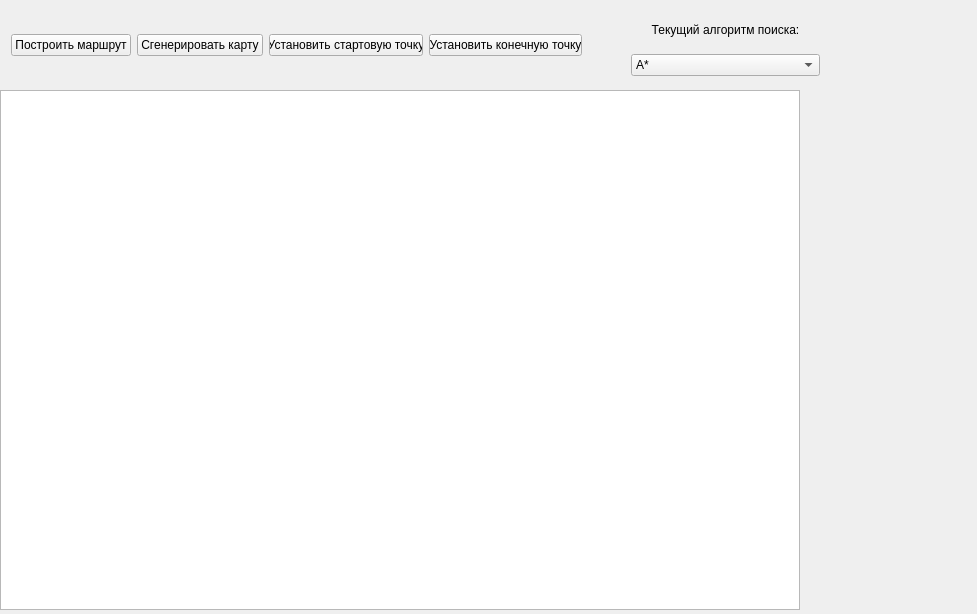
Qt form Labs_4_sem/Dekstra.ui (SkiStalker/Labs_4_sem) before a commit.
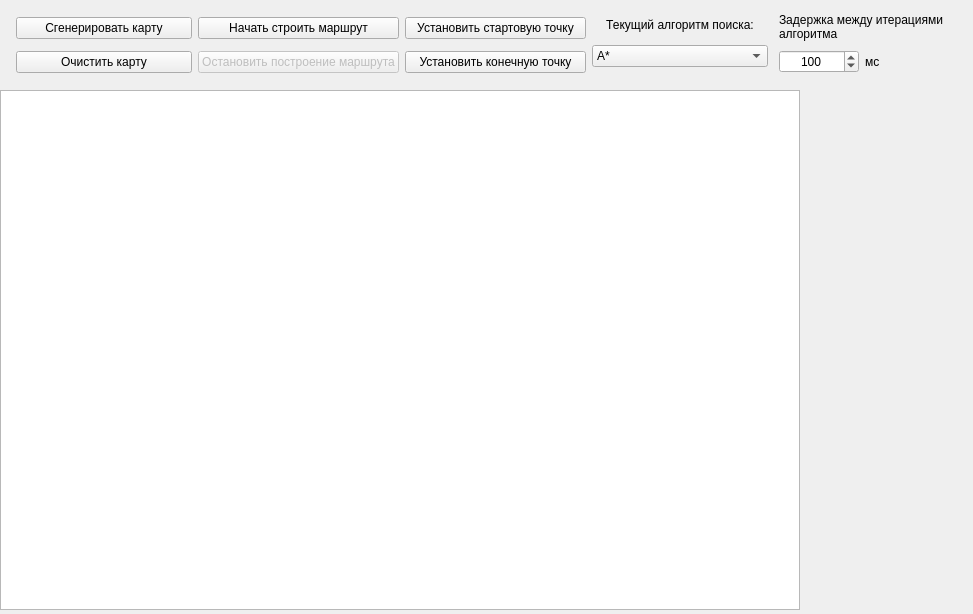
The same form after that commit. Icons and pictures are not drawn.

The edit to the form file:
```diff
--- a/Labs_4_sem/Dekstra.ui
+++ b/Labs_4_sem/Dekstra.ui
@@ -6,7 +6,7 @@
    <rect>
     <x>0</x>
     <y>0</y>
-    <width>977</width>
+    <width>973</width>
     <height>614</height>
    </rect>
   </property>
@@ -18,9 +18,9 @@
     <property name="geometry">
      <rect>
       <x>800</x>
-      <y>89</y>
-      <width>175</width>
-      <height>581</height>
+      <y>90</y>
+      <width>170</width>
+      <height>520</height>
      </rect>
     </property>
     <property name="minimumSize">
@@ -32,6 +32,12 @@
     <property name="mouseTracking">
      <bool>true</bool>
     </property>
+    <property name="autoFillBackground">
+     <bool>false</bool>
+    </property>
+    <property name="styleSheet">
+     <string notr="true">background : url(:/Dekstra/Images/Legend.png);</string>
+    </property>
    </widget>
    <widget class="QGraphicsView" name="graphicsView">
     <property name="enabled">
@@ -65,12 +71,35 @@
      <rect>
       <x>0</x>
       <y>0</y>
-      <width>593</width>
+      <width>971</width>
       <height>91</height>
      </rect>
     </property>
     <layout class="QHBoxLayout" name="horizontalLayout">
      <item>
+      <layout class="QVBoxLayout" name="verticalLayout">
+       <property name="leftMargin">
+        <number>5</number>
+       </property>
+       <item>
+        <widget class="QPushButton" name="genMapButton">
+         <property name="text">
+          <string>Сгенерировать карту</string>
+         </property>
+        </widget>
+       </item>
+       <item>
+        <widget class="QPushButton" name="cleanMapButton">
+         <property name="text">
+          <string>Очистить карту</string>
+         </property>
+        </widget>
+       </item>
+      </layout>
+     </item>
+     <item>
+      <layout class="QVBoxLayout" name="verticalLayout_2">
+       <item>
       <widget class="QPushButton" name="findRouteButton">
        <property name="sizePolicy">
         <sizepolicy hsizetype="Minimum" vsizetype="Fixed">
@@ -79,17 +108,24 @@
         </sizepolicy>
        </property>
        <property name="text">
-        <string>Построить маршрут</string>
+          <string>Начать строить маршрут</string>
        </property>
       </widget>
      </item>
      <item>
-      <widget class="QPushButton" name="genMapButton">
+        <widget class="QPushButton" name="pauseFindRouteButton">
+         <property name="enabled">
+          <bool>false</bool>
+         </property>
        <property name="text">
-        <string>Сгенерировать карту</string>
+          <string>Остановить построение маршрута</string>
        </property>
       </widget>
      </item>
+      </layout>
+     </item>
+     <item>
+      <layout class="QVBoxLayout" name="verticalLayout_4">
      <item>
       <widget class="QPushButton" name="setStartPointButton">
        <property name="text">
@@ -111,19 +147,14 @@
       </widget>
      </item>
     </layout>
-   </widget>
-   <widget class="QWidget" name="verticalLayoutWidget">
-    <property name="geometry">
-     <rect>
-      <x>620</x>
-      <y>0</y>
-      <width>211</width>
-      <height>91</height>
-     </rect>
-    </property>
-    <layout class="QVBoxLayout" name="verticalLayout">
+     </item>
+     <item>
+      <layout class="QVBoxLayout" name="verticalLayout_5">
+       <property name="rightMargin">
+        <number>5</number>
+       </property>
      <property name="bottomMargin">
-      <number>15</number>
+        <number>13</number>
      </property>
      <item>
       <widget class="QLabel" name="label">
@@ -148,6 +179,59 @@
         </property>
        </item>
       </widget>
+       </item>
+      </layout>
+     </item>
+     <item>
+      <layout class="QVBoxLayout" name="verticalLayout_3">
+       <property name="rightMargin">
+        <number>15</number>
+       </property>
+       <item>
+        <widget class="QLabel" name="label_2">
+         <property name="text">
+          <string>Задержка между итерациями 
+алгоритма</string>
+         </property>
+        </widget>
+       </item>
+       <item>
+        <layout class="QHBoxLayout" name="horizontalLayout_2">
+         <property name="bottomMargin">
+          <number>6</number>
+         </property>
+         <item>
+          <widget class="QSpinBox" name="spinBox">
+           <property name="alignment">
+            <set>Qt::AlignCenter</set>
+           </property>
+           <property name="buttonSymbols">
+            <enum>QAbstractSpinBox::UpDownArrows</enum>
+           </property>
+           <property name="suffix">
+            <string/>
+           </property>
+           <property name="minimum">
+            <number>1</number>
+           </property>
+           <property name="maximum">
+            <number>10000</number>
+           </property>
+           <property name="value">
+            <number>100</number>
+           </property>
+          </widget>
+         </item>
+         <item>
+          <widget class="QLabel" name="label_3">
+           <property name="text">
+            <string>мс</string>
+           </property>
+          </widget>
+         </item>
+        </layout>
+       </item>
+      </layout>
      </item>
     </layout>
    </widget>
```
Lines whose indentation alone changed are shown as unchanged.
